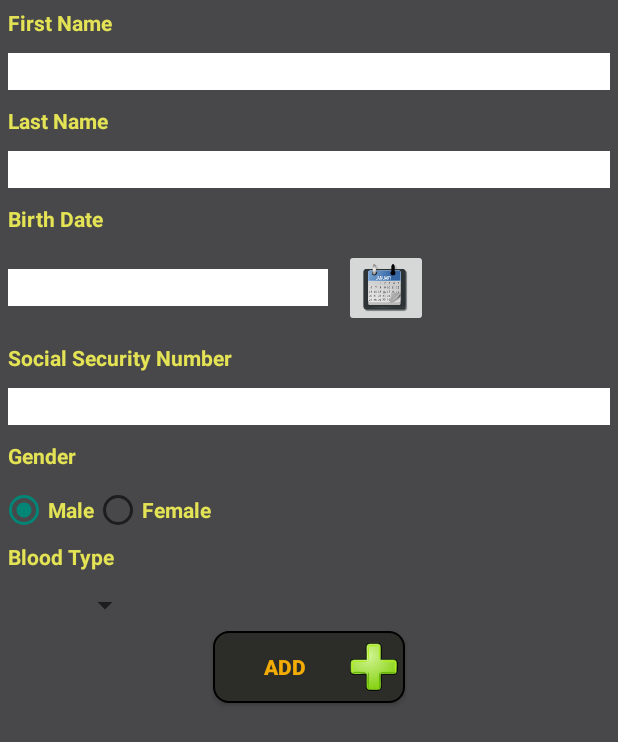
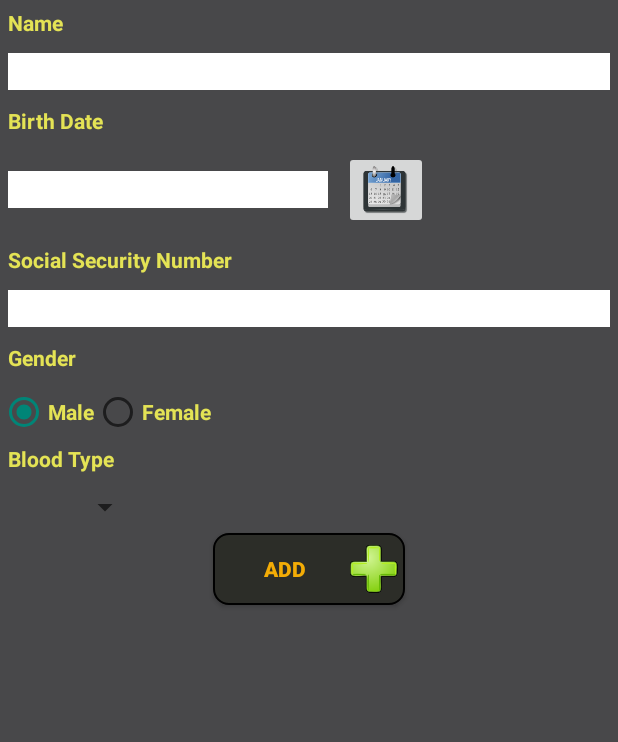
Before and after one commit to akoudri/healthrecord, an Android app: the screen it shows after launch (AddPersonActivity), after a tap on "ADD PERSON", on a phone screen of 412 x 824 dp. Shown: the top 742 px of the screen. Run offline under Robolectric (Android 15) with nearby library versions, the phone set to English and light mode, and no system bars.

Commit message:
Changed forms

```diff
--- a/app/src/main/java/com/akoudri/healthrecord/app/AddPersonActivity.java
+++ b/app/src/main/java/com/akoudri/healthrecord/app/AddPersonActivity.java
@@ -27,7 +27,7 @@ public class AddPersonActivity extends Activity {
 
     private Spinner btSpinner;
     private RadioGroup genderRG;
-    private EditText firstNameET, lastNameET, birthdateET, ssnET;
+    private EditText nameET, birthdateET, ssnET;
     private HealthRecordDataSource dataSource;
 
     @Override
@@ -40,8 +40,7 @@ public class AddPersonActivity extends Activity {
         btSpinner = (Spinner) findViewById(R.id.btchoice_add);
         btSpinner.setAdapter(btChoicesAdapter);
         btSpinner.setSelection(8);
-        firstNameET = (EditText) findViewById(R.id.first_name_add);
-        lastNameET = (EditText) findViewById(R.id.last_name_add);
+        nameET = (EditText) findViewById(R.id.name_add);
         genderRG = (RadioGroup) findViewById(R.id.gender_add);
         ssnET = (EditText) findViewById(R.id.ssn_add);
         birthdateET = (EditText) findViewById(R.id.birthdate_add);
@@ -50,8 +49,7 @@ public class AddPersonActivity extends Activity {
 
     public void addPerson(View view)
     {
-        String firstName = firstNameET.getText().toString();
-        String lastName = lastNameET.getText().toString();
+        String name = nameET.getText().toString();
         RadioButton checked = (RadioButton) findViewById(genderRG.getCheckedRadioButtonId());
         int genderIdx = genderRG.indexOfChild(checked);
         Gender gender;
@@ -80,8 +78,7 @@ public class AddPersonActivity extends Activity {
         //FIXME: do not capitalize all letters
         try {
             dataSource.open();
-            dataSource.getPersonTable().insertPerson(firstName, lastName,
-                    gender, ssn, bt, birthdate);
+            dataSource.getPersonTable().insertPerson(name, gender, ssn, bt, birthdate);
             dataSource.close();
         } catch (SQLException ex)
         {
--- a/app/src/main/java/com/akoudri/healthrecord/app/MainActivity.java
+++ b/app/src/main/java/com/akoudri/healthrecord/app/MainActivity.java
@@ -62,13 +62,13 @@ public class MainActivity extends ActionBarActivity {
         String[] branches = getResources().getStringArray(R.array.branches);
         try {
             dataSource.open();
-            dataSource.getPersonTable().insertPerson("Ali", "Koudri", Gender.MALE, "ssn1", BloodType.APLUS, "27/08/1974");
+            dataSource.getPersonTable().insertPerson("Ali Koudri", Gender.MALE, "ssn1", BloodType.APLUS, "27/08/1974");
             //Insertion from xml
             for (String b : branches)
             {
                 dataSource.getTherapyBranchTable().insertTherapyBranch(b);
             }
-            dataSource.getTherapistTable().insertTherapist("Hocine", "Koudri", "0169386556", 1);
+            dataSource.getTherapistTable().insertTherapist("Hocine Koudri", "0169386556", 1);
             dataSource.getPersonTherapistTable().insertRelation(1,1);
             dataSource.close();
         } catch (SQLException ex)
@@ -110,7 +110,7 @@ public class MainActivity extends ActionBarActivity {
             rowSpec = GridLayout.spec(r);
             colSpec = GridLayout.spec(0);
             editButton = new Button(this);
-            editButton.setText(p.getFirstName() + " " + p.getLastName());
+            editButton.setText(p.getName());
             editButton.setTextColor(getResources().getColor(R.color.regular_button_text_color));
             editButton.setTextSize(16);
             editButton.setMinEms(8);
@@ -146,7 +146,7 @@ public class MainActivity extends ActionBarActivity {
                             .setIcon(android.R.drawable.ic_dialog_alert)
                             .setTitle(R.string.removing)
                             .setMessage(getResources().getString(R.string.remove_question)
-                                    + " " + p.getFirstName() + "?")
+                                    + " " + p.getName() + "?")
                             .setPositiveButton(R.string.yes, new DialogInterface.OnClickListener()
                             {
                                 @Override
--- a/app/src/main/java/com/akoudri/healthrecord/app/MyTherapistsActivity.java
+++ b/app/src/main/java/com/akoudri/healthrecord/app/MyTherapistsActivity.java
@@ -102,8 +102,7 @@ public class MyTherapistsActivity extends ActionBarActivity {
             rowSpec = GridLayout.spec(r);
             colSpec = GridLayout.spec(0);
             editButton = new Button(this);
-            editButton.setText(p.getFirstName() + " " +
-                    p.getLastName() + "\n" + therapyBranch);
+            editButton.setText(p.getName() + "\n" + therapyBranch);
             editButton.setTextSize(16);
             editButton.setTextColor(getResources().getColor(R.color.regular_button_text_color));
             editButton.setMinEms(8);
@@ -140,7 +139,7 @@ public class MyTherapistsActivity extends ActionBarActivity {
                             .setIcon(android.R.drawable.ic_dialog_alert)
                             .setTitle(R.string.removing)
                             .setMessage(getResources().getString(R.string.remove_question)
-                                    + " " + p.getLastName() + "?")
+                                    + " " + p.getName() + "?")
                             .setPositiveButton(R.string.yes, new DialogInterface.OnClickListener()
                             {
                                 @Override
--- a/app/src/main/java/com/akoudri/healthrecord/data/Person.java
+++ b/app/src/main/java/com/akoudri/healthrecord/data/Person.java
@@ -8,8 +8,7 @@ public class Person {
     //fields
 
     private int id;
-    private String firstName;
-    private String lastName;
+    private String name;
     private Gender gender;
     private String ssn; //Social Security Number
     private BloodType bloodType;
@@ -25,20 +24,12 @@ public class Person {
         this.id = id;
     }
 
-    public String getFirstName() {
-        return firstName;
+    public String getName() {
+        return name;
     }
 
-    public void setFirstName(String firstName) {
-        this.firstName = firstName;
-    }
-
-    public String getLastName() {
-        return lastName;
-    }
-
-    public void setLastName(String lastName) {
-        this.lastName = lastName;
+    public void setName(String name) {
+        this.name = name;
     }
 
     public Gender getGender() {
--- a/app/src/main/java/com/akoudri/healthrecord/data/PersonTable.java
+++ b/app/src/main/java/com/akoudri/healthrecord/data/PersonTable.java
@@ -17,15 +17,14 @@ public class PersonTable {
     //person table
     public static final String PERSON_TABLE = "person";
     public static final String PERSON_ID = "_id";
-    public static final String PERSON_FIRSTNAME = "firstName";
-    public static final String PERSON_LASTNAME = "lastName";
+    public static final String PERSON_NAME = "name";
     public static final String PERSON_GENDER = "gender";
     public static final String PERSON_SSN = "ssn";
     public static final String PERSON_BLOODTYPE = "bloodType";
     public static final String PERSON_BIRTHDATE = "birthdate";
 
-    private String[] personCols = {PERSON_ID, PERSON_FIRSTNAME,
-            PERSON_LASTNAME, PERSON_GENDER, PERSON_SSN,
+    private String[] personCols = {PERSON_ID, PERSON_NAME,
+            PERSON_GENDER, PERSON_SSN,
             PERSON_BLOODTYPE, PERSON_BIRTHDATE};
 
     public PersonTable(SQLiteDatabase db)
@@ -38,22 +37,19 @@ public class PersonTable {
         StringBuilder sb = new StringBuilder();
         sb.append("create table if not exists " + PERSON_TABLE + "(");
         sb.append(PERSON_ID + " integer primary key autoincrement,");
-        sb.append(PERSON_FIRSTNAME + " text not null,");
-        sb.append(PERSON_LASTNAME + " text not null,");
+        sb.append(PERSON_NAME + " text not null unique,");
         sb.append(PERSON_GENDER + " int not null,");
         sb.append(PERSON_SSN + " string unique,");
         sb.append(PERSON_BLOODTYPE + " int,");
-        sb.append(PERSON_BIRTHDATE + " text not null,");
-        sb.append("unique(" + PERSON_FIRSTNAME + "," + PERSON_LASTNAME + ")");
+        sb.append(PERSON_BIRTHDATE + " text not null");
         sb.append(");");
         db.execSQL(sb.toString());
     }
 
-    public long insertPerson(String firstName, String lastName, Gender gender,
+    public long insertPerson(String name, Gender gender,
                              String ssn, BloodType bloodType, String birthdate) {
         ContentValues values = new ContentValues();
-        values.put(PERSON_FIRSTNAME, firstName);
-        values.put(PERSON_LASTNAME, lastName);
+        values.put(PERSON_NAME, name);
         values.put(PERSON_GENDER, gender.ordinal());
         if (ssn == null)
             values.putNull(PERSON_SSN);
@@ -64,12 +60,11 @@ public class PersonTable {
         return db.insert(PERSON_TABLE, null, values);
     }
 
-    public boolean updatePerson(long personId, String firstName, String lastName, Gender gender,
+    public boolean updatePerson(long personId, String name, Gender gender,
                                 String ssn, BloodType bloodType, String birthdate)
     {
         ContentValues values = new ContentValues();
-        values.put(PERSON_FIRSTNAME, firstName);
-        values.put(PERSON_LASTNAME, lastName);
+        values.put(PERSON_NAME, name);
         values.put(PERSON_GENDER, gender.ordinal());
         if (ssn == null)
             values.putNull(PERSON_SSN);
@@ -112,16 +107,15 @@ public class PersonTable {
     {
         Person person  = new Person();
         person.setId(cursor.getInt(0));
-        person.setFirstName(cursor.getString(1));
-        person.setLastName(cursor.getString(2));
-        int gender = cursor.getInt(3);
+        person.setName(cursor.getString(1));
+        int gender = cursor.getInt(2);
         switch (gender)
         {
             case 0: person.setGender(Gender.MALE); break;
             default: person.setGender(Gender.FEMALE);
         }
-        person.setSsn(cursor.getString(4));
-        int bloodType = cursor.getInt(5);
+        person.setSsn(cursor.getString(3));
+        int bloodType = cursor.getInt(4);
         switch (bloodType)
         {
             case 0: person.setBloodType(BloodType.OMINUS); break;
@@ -134,7 +128,7 @@ public class PersonTable {
             case 7: person.setBloodType(BloodType.ABPLUS); break;
             default: person.setBloodType(BloodType.UNKNOWN);
         }
-        person.setBirthdate(cursor.getString(6));
+        person.setBirthdate(cursor.getString(5));
         return person;
     }
 
--- a/app/src/main/java/com/akoudri/healthrecord/data/TherapistTable.java
+++ b/app/src/main/java/com/akoudri/healthrecord/data/TherapistTable.java
@@ -17,12 +17,12 @@ public class TherapistTable {
     //Table
     public static final String THERAPIST_TABLE = "therapist";
     public static final String THERAPIST_ID = "_id";
-    public static final String THERAPIST_FIRSTNAME = "firstName";
-    public static final String THERAPIST_LASTNAME = "lastName";
+    public static final String THERAPIST_NAME = "name";
     public static final String THERAPIST_PHONENUMBER = "phoneNumber";
     public static final String THERAPIST_BRANCHID = "branchId";
 
-    private String[] therapistCols = {THERAPIST_ID, THERAPIST_FIRSTNAME,THERAPIST_LASTNAME,THERAPIST_PHONENUMBER, THERAPIST_BRANCHID};
+    private String[] therapistCols = {THERAPIST_ID, THERAPIST_NAME,
+            THERAPIST_PHONENUMBER, THERAPIST_BRANCHID};
 
     public TherapistTable(SQLiteDatabase db)
     {
@@ -34,22 +34,19 @@ public class TherapistTable {
         StringBuilder sb = new StringBuilder();
         sb.append("create table if not exists " + THERAPIST_TABLE + " (");
         sb.append(THERAPIST_ID + " integer primary key autoincrement,");
-        sb.append(THERAPIST_FIRSTNAME + " text not null,");
-        sb.append(THERAPIST_LASTNAME + " text not null,");
+        sb.append(THERAPIST_NAME + " text not null unique,");
         sb.append(THERAPIST_PHONENUMBER + " text,");
         sb.append(THERAPIST_BRANCHID + " integer not null,");
-        sb.append("unique(" + THERAPIST_FIRSTNAME + "," + THERAPIST_LASTNAME + "),");
         sb.append("foreign key(" + THERAPIST_BRANCHID + ") references "
                 + TherapyBranchTable.THERAPYBRANCH_TABLE + "(" + TherapyBranchTable.THERAPYBRANCH_ID + ")");
         sb.append(");");
         db.execSQL(sb.toString());
     }
 
-    public long insertTherapist(String firstName,String lastName, String phoneNumber, int branchId)
+    public long insertTherapist(String name, String phoneNumber, int branchId)
     {
         ContentValues values = new ContentValues();
-        values.put(THERAPIST_FIRSTNAME, firstName);
-        values.put(THERAPIST_LASTNAME, lastName);
+        values.put(THERAPIST_NAME, name);
         values.put(THERAPIST_PHONENUMBER, phoneNumber);
         values.put(THERAPIST_BRANCHID, branchId);
         return db.insert(THERAPIST_TABLE, null, values);
@@ -82,10 +79,9 @@ public class TherapistTable {
     {
         Therapist e = new Therapist();
         e.setId(cursor.getInt(0));
-        e.setFirstName(cursor.getString(1));
-        e.setLastName(cursor.getString(2));
-        e.setPhoneNumber(cursor.getString(3));
-        e.setBranchId(cursor.getInt(4));
+        e.setName(cursor.getString(1));
+        e.setPhoneNumber(cursor.getString(2));
+        e.setBranchId(cursor.getInt(3));
         return e;
     }
 
--- a/app/src/main/res/layout/activity_add_person.xml
+++ b/app/src/main/res/layout/activity_add_person.xml
@@ -12,7 +12,7 @@
         android:alignmentMode="alignBounds">
 
         <TextView
-            android:text="@string/first_name"
+            android:text="@string/name"
             android:textColor="@color/regular_text_color"
             android:layout_height="wrap_content"
             android:layout_width="match_parent"
@@ -21,26 +21,7 @@
             android:textStyle="bold" />
 
         <EditText
-            android:id="@+id/first_name_add"
-            android:background="@android:color/white"
-            android:layout_width="match_parent"
-            android:layout_height="wrap_content"
-            android:layout_margin="5dp"
-            android:inputType="textCapWords"
-            android:ems="10"
-            android:layout_gravity="left"/>
-
-        <TextView
-            android:text="@string/last_name"
-            android:textColor="@color/regular_text_color"
-            android:layout_height="wrap_content"
-            android:layout_width="match_parent"
-            android:layout_margin="5dp"
-            android:layout_gravity="left"
-            android:textStyle="bold" />
-
-        <EditText
-            android:id="@+id/last_name_add"
+            android:id="@+id/name_add"
             android:background="@android:color/white"
             android:layout_width="match_parent"
             android:layout_height="wrap_content"
--- a/app/src/main/res/values/strings.xml
+++ b/app/src/main/res/values/strings.xml
@@ -4,8 +4,7 @@
     <string name="app_name">Health Record</string>
     <string name="add_person">Add Person</string>
     <string name="add">Add</string>
-    <string name="first_name">First Name</string>
-    <string name="last_name">Last Name</string>
+    <string name="name">Name</string>
     <string name="birthdate">Birth Date</string>
     <string name="action_settings">Settings</string>
     <string name="gender">Gender</string>
```
Also changed, not shown: app/src/main/java/com/akoudri/healthrecord/app/AddTherapistActivity.java (+7 -10 lines), app/src/main/java/com/akoudri/healthrecord/app/HealthRecordDatabase.java (+4 -4 lines), app/src/main/java/com/akoudri/healthrecord/app/UpdatePersonActivity.java (+5 -8 lines), app/src/main/java/com/akoudri/healthrecord/data/Therapist.java (+5 -13 lines), app/src/main/res/layout/activity_add_therapist.xml (+2 -21 lines), app/src/main/res/layout/activity_update_person.xml (+2 -21 lines), 1 other file.
